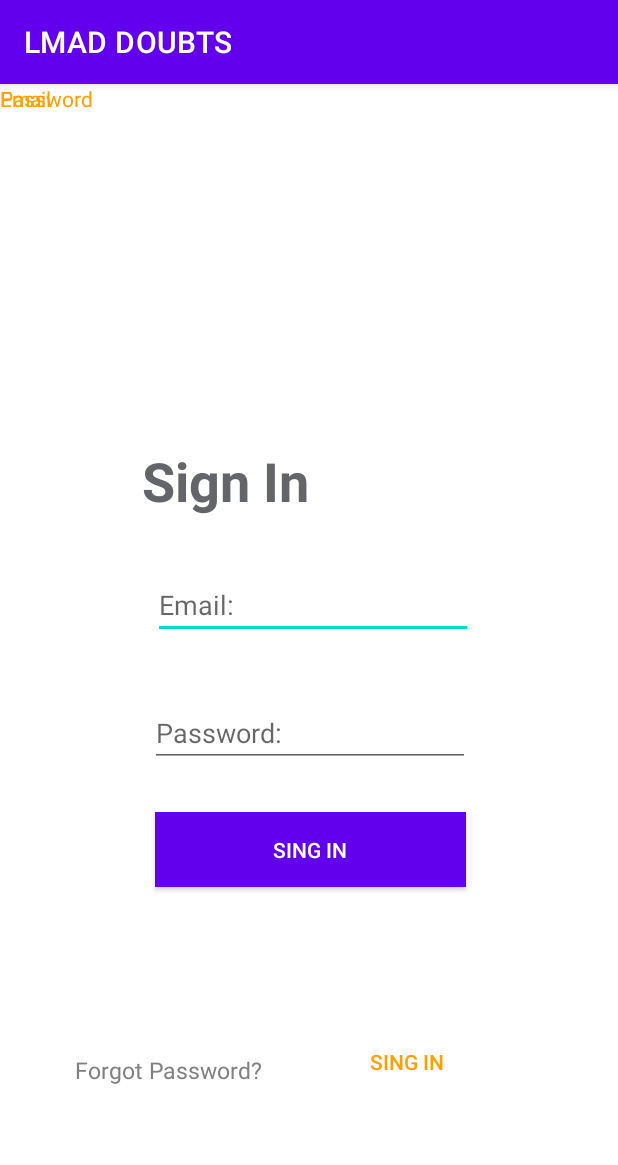
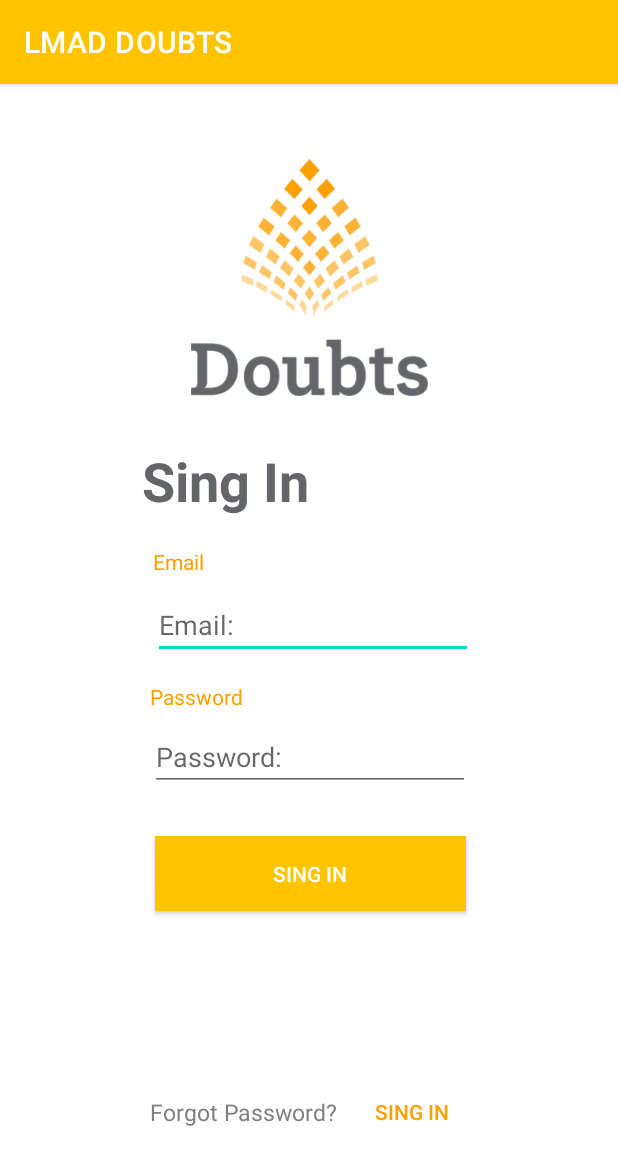
Before and after one commit to AlbertoHV23/PSM, an Android app: the screen it shows after launch (LoginActivity), on a phone screen of 412 x 824 dp. Shown: the top 1165 px of the screen. Run offline under Robolectric (Android 15) with nearby library versions, the phone set to English and light mode, and no system bars.

Commit message:
Ya mero es la entrega y no tenemos nada jejjeje

```diff
--- a/aplicacion/app/src/main/AndroidManifest.xml
+++ b/aplicacion/app/src/main/AndroidManifest.xml
@@ -10,9 +10,6 @@
         android:supportsRtl="true"
         android:theme="@style/Theme.LMADDOUBTS">
         <activity android:name=".SingInActivity"></activity>
-        <activity
-            android:name=".ui.login.LoginActivity"
-            android:label="@string/title_activity_login" />
         <activity android:name=".LoginActivity">
             <intent-filter>
                 <action android:name="android.intent.action.MAIN" />
--- a/aplicacion/app/src/main/res/layout/activity_login.xml
+++ b/aplicacion/app/src/main/res/layout/activity_login.xml
@@ -11,10 +11,12 @@
         android:layout_width="183dp"
         android:layout_height="158dp"
         android:layout_marginTop="50dp"
+        android:contentDescription="TODO"
         app:layout_constraintEnd_toEndOf="parent"
         app:layout_constraintHorizontal_bias="0.5"
         app:layout_constraintStart_toStartOf="parent"
         app:layout_constraintTop_toTopOf="parent"
+        app:srcCompat="@drawable/doubts"
         tools:srcCompat="@drawable/doubts" />
 
     <TextView
@@ -22,7 +24,7 @@
         android:layout_width="wrap_content"
         android:layout_height="wrap_content"
         android:layout_marginTop="32dp"
-        android:text="Sign In"
+        android:text="@string/sing_in"
         android:textColor="#646568"
 
         android:textSize="36sp"
@@ -33,33 +35,33 @@
         app:layout_constraintTop_toBottomOf="@+id/imageView" />
 
     <EditText
-        android:id="@+id/editTextTextEmailAddress"
+        android:id="@+id/txt_loginEmail"
         android:layout_width="wrap_content"
         android:layout_height="wrap_content"
-        android:layout_marginTop="36dp"
+        android:layout_marginTop="10dp"
         android:ems="10"
         android:hint="Email:"
         android:inputType="textEmailAddress"
         app:layout_constraintEnd_toEndOf="parent"
         app:layout_constraintHorizontal_bias="0.512"
         app:layout_constraintStart_toStartOf="parent"
-        app:layout_constraintTop_toBottomOf="@+id/textView" />
+        app:layout_constraintTop_toBottomOf="@+id/textView2" />
 
     <EditText
-        android:id="@+id/editTextTextPassword"
+        android:id="@+id/txt_loginPass"
         android:layout_width="wrap_content"
         android:layout_height="wrap_content"
-        android:layout_marginTop="40dp"
+        android:layout_marginTop="8dp"
         android:ems="10"
         android:hint="Password:"
         android:inputType="textPassword"
         app:layout_constraintEnd_toEndOf="parent"
         app:layout_constraintHorizontal_bias="0.502"
         app:layout_constraintStart_toStartOf="parent"
-        app:layout_constraintTop_toBottomOf="@+id/editTextTextEmailAddress" />
+        app:layout_constraintTop_toBottomOf="@+id/textView4" />
 
     <Button
-        android:id="@+id/button"
+        android:id="@+id/btn_logear"
         style="@style/Widget.AppCompat.Button.Colored"
         android:layout_width="207dp"
         android:layout_height="50dp"
@@ -67,16 +69,16 @@
         android:background="#FFA000"
         android:text="Sing In"
         android:textColor="#FFFFFF"
-        app:layout_constraintEnd_toEndOf="@+id/editTextTextPassword"
-        app:layout_constraintStart_toStartOf="@+id/editTextTextPassword"
-        app:layout_constraintTop_toBottomOf="@+id/editTextTextPassword" />
+        app:layout_constraintEnd_toEndOf="@+id/txt_loginPass"
+        app:layout_constraintStart_toStartOf="@+id/txt_loginPass"
+        app:layout_constraintTop_toBottomOf="@+id/txt_loginPass" />
 
     <TextView
         android:id="@+id/textView3"
         android:layout_width="wrap_content"
         android:layout_height="wrap_content"
-        android:layout_marginStart="50dp"
-        android:layout_marginBottom="100dp"
+        android:layout_marginStart="100dp"
+        android:layout_marginBottom="72dp"
         android:text="Forgot Password?"
         android:textColor="@android:color/tertiary_text_light"
         android:textSize="15sp"
@@ -88,31 +90,32 @@
         style="@style/Widget.AppCompat.Button.Borderless"
         android:layout_width="wrap_content"
         android:layout_height="wrap_content"
-        android:layout_marginStart="52dp"
+        android:layout_marginStart="5dp"
         android:text="@string/sing_in"
         android:textColor="#FFA000"
         app:layout_constraintBottom_toBottomOf="@+id/textView3"
         app:layout_constraintStart_toEndOf="@+id/textView3"
-        app:layout_constraintTop_toTopOf="@+id/textView3"
-        app:layout_constraintVertical_bias="0.714" />
+        app:layout_constraintTop_toTopOf="@+id/textView3" />
 
     <TextView
         android:id="@+id/textView2"
         android:layout_width="wrap_content"
         android:layout_height="wrap_content"
+        android:layout_marginTop="20dp"
         android:text="Email"
         android:textColor="#FFA000"
-        tools:layout_editor_absoluteX="103dp"
-        tools:layout_editor_absoluteY="304dp" />
+        app:layout_constraintStart_toStartOf="@+id/txt_loginEmail"
+        app:layout_constraintTop_toBottomOf="@+id/textView" />
 
     <TextView
         android:id="@+id/textView4"
         android:layout_width="wrap_content"
         android:layout_height="wrap_content"
+        android:layout_marginTop="15dp"
         android:text="Password"
         android:textColor="#FFA000"
-        tools:layout_editor_absoluteX="103dp"
-        tools:layout_editor_absoluteY="378dp" />
+        app:layout_constraintStart_toStartOf="@+id/txt_loginPass"
+        app:layout_constraintTop_toBottomOf="@+id/txt_loginEmail" />
 
 
 </androidx.constraintlayout.widget.ConstraintLayout>
--- a/aplicacion/app/src/main/res/values/colors.xml
+++ b/aplicacion/app/src/main/res/values/colors.xml
@@ -7,4 +7,7 @@
     <color name="teal_700">#FF018786</color>
     <color name="black">#FF000000</color>
     <color name="white">#FFFFFFFF</color>
+
+
+    <color name="yellow">#FFC400</color>
 </resources>
--- a/aplicacion/app/src/main/res/values/themes.xml
+++ b/aplicacion/app/src/main/res/values/themes.xml
@@ -2,7 +2,7 @@
     <!-- Base application theme. -->
     <style name="Theme.LMADDOUBTS" parent="Theme.MaterialComponents.DayNight.DarkActionBar">
         <!-- Primary brand color. -->
-        <item name="colorPrimary">@color/purple_500</item>
+        <item name="colorPrimary">@color/yellow</item>
         <item name="colorPrimaryVariant">@color/purple_700</item>
         <item name="colorOnPrimary">@color/white</item>
         <!-- Secondary brand color. -->
```
Also changed, not shown: aplicacion/app/src/main/res/layout/activity_sing_in.xml (+13 -12 lines).
